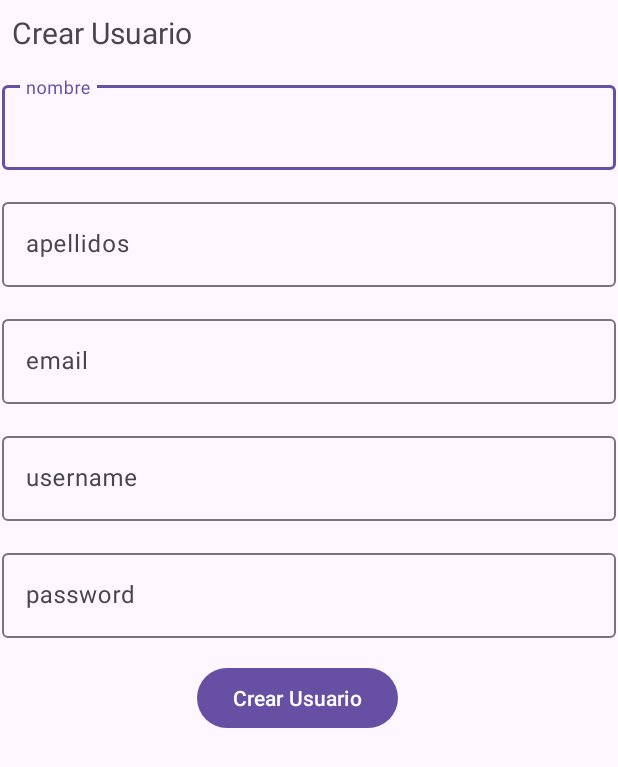
After one commit to Ivanmontesinos21/Proyecto_MiraVereda-Frontend-Android, an Android app: the NewUserActivity screen opened directly, with no data from a screen before it, on a phone screen of 412 x 824 dp. The commit adds this screen. Shown: the top 767 px of the screen. Run offline under Robolectric (Android 15) with nearby library versions, the phone set to English and light mode, and no system bars.

Commit message:
Primera parte Android

```diff
--- /dev/null
+++ b/app/src/main/java/com/example/miravereda/NewUserActivity.java
@@ -0,0 +1,74 @@
+package com.example.miravereda;
+
+import android.os.Bundle;
+import android.widget.Button;
+import android.widget.CalendarView;
+import android.widget.Toast;
+
+import androidx.activity.EdgeToEdge;
+import androidx.appcompat.app.AppCompatActivity;
+import androidx.core.graphics.Insets;
+import androidx.core.view.ViewCompat;
+import androidx.core.view.WindowInsetsCompat;
+
+import com.google.android.material.textfield.TextInputEditText;
+
+import java.util.Date;
+
+public class NewUserActivity extends AppCompatActivity {
+
+    private CuentaRepository cuentaRepository;
+
+    private Button crearusuario;
+
+    private TextInputEditText nombre;
+    private TextInputEditText apellidos;
+
+    private TextInputEditText mail;
+
+    private TextInputEditText username;
+
+    private CalendarView calendarView;
+
+    private TextInputEditText password;
+
+    @Override
+    protected void onCreate(Bundle savedInstanceState) {
+        super.onCreate(savedInstanceState);
+        EdgeToEdge.enable(this);
+        setContentView(R.layout.activity_new_user);
+        ViewCompat.setOnApplyWindowInsetsListener(findViewById(R.id.main), (v, insets) -> {
+            Insets systemBars = insets.getInsets(WindowInsetsCompat.Type.systemBars());
+            v.setPadding(systemBars.left, systemBars.top, systemBars.right, systemBars.bottom);
+            return insets;
+        });
+        crearusuario = findViewById(R.id.createUser);
+        nombre = findViewById(R.id.nombre);
+        apellidos = findViewById(R.id.apellidos);
+        mail = findViewById(R.id.mail);
+        username = findViewById(R.id.username);
+        password = findViewById(R.id.password);
+        //calendarView=findViewById(R.id.calendar);
+        crearusuario.setOnClickListener(v -> {
+            if (crearusuario.toString().isEmpty() || nombre.toString().isEmpty() || apellidos.toString().isEmpty() || mail.toString().isEmpty() ||
+                    username.toString().isEmpty() || password.toString().isEmpty()) {
+                Toast.makeText(this, "Porfavor rellena todos los campos son requeridos", Toast.LENGTH_LONG).show();
+            } else {
+                Cuenta cuenta = new Cuenta(
+                        username.getText().toString(),
+                        nombre.getText().toString(),
+                        apellidos.getText().toString(),
+                        new Date(),
+                        mail.getText().toString(),
+                        password.getText().toString()
+                );
+                cuentaRepository.anyadirCuentas(cuenta);
+
+
+            }
+
+        });
+
+
+    }
+}
--- /dev/null
+++ b/app/src/main/res/layout/activity_new_user.xml
@@ -0,0 +1,124 @@
+<?xml version="1.0" encoding="utf-8"?>
+<androidx.constraintlayout.widget.ConstraintLayout xmlns:android="http://schemas.android.com/apk/res/android"
+    xmlns:app="http://schemas.android.com/apk/res-auto"
+    xmlns:tools="http://schemas.android.com/tools"
+    android:id="@+id/main"
+    android:layout_width="match_parent"
+    android:layout_height="match_parent"
+    tools:context=".NewUserActivity">
+
+    <TextView
+        android:id="@+id/tView"
+        android:layout_width="wrap_content"
+        android:layout_height="wrap_content"
+        android:layout_marginStart="8dp"
+        android:layout_marginTop="8dp"
+        android:text="Crear Usuario"
+        android:textSize="20sp"
+        app:layout_constraintStart_toStartOf="parent"
+        app:layout_constraintTop_toTopOf="parent" />
+
+    <com.google.android.material.textfield.TextInputLayout
+        android:id="@+id/textInputLayout"
+        android:layout_width="409dp"
+        android:layout_height="wrap_content"
+        android:layout_marginStart="1dp"
+        android:layout_marginTop="16dp"
+        android:layout_marginEnd="1dp"
+        app:layout_constraintEnd_toEndOf="parent"
+        app:layout_constraintStart_toStartOf="parent"
+        app:layout_constraintTop_toBottomOf="@+id/tView">
+
+        <com.google.android.material.textfield.TextInputEditText
+            android:id="@+id/nombre"
+            android:layout_width="match_parent"
+            android:layout_height="wrap_content"
+            android:hint="nombre" />
+    </com.google.android.material.textfield.TextInputLayout>
+
+    <com.google.android.material.textfield.TextInputLayout
+        android:id="@+id/textInputLayout3"
+        android:layout_width="409dp"
+        android:layout_height="wrap_content"
+        android:layout_marginStart="1dp"
+        android:layout_marginTop="16dp"
+        android:layout_marginEnd="1dp"
+        app:layout_constraintEnd_toEndOf="parent"
+        app:layout_constraintStart_toStartOf="parent"
+        app:layout_constraintTop_toBottomOf="@+id/textInputLayout">
+
+        <com.google.android.material.textfield.TextInputEditText
+            android:id="@+id/apellidos"
+            android:layout_width="match_parent"
+            android:layout_height="wrap_content"
+            android:hint="apellidos" />
+    </com.google.android.material.textfield.TextInputLayout>
+
+    <com.google.android.material.textfield.TextInputLayout
+        android:id="@+id/textInputLayout4"
+        android:layout_width="409dp"
+        android:layout_height="wrap_content"
+        android:layout_marginStart="1dp"
+        android:layout_marginTop="16dp"
+        android:layout_marginEnd="1dp"
+        app:layout_constraintEnd_toEndOf="parent"
+        app:layout_constraintStart_toStartOf="parent"
+        app:layout_constraintTop_toBottomOf="@+id/textInputLayout3">
+
+        <com.google.android.material.textfield.TextInputEditText
+            android:id="@+id/mail"
+            android:layout_width="match_parent"
+            android:layout_height="wrap_content"
+            android:hint="email" />
+    </com.google.android.material.textfield.TextInputLayout>
+
+    <com.google.android.material.textfield.TextInputLayout
+        android:id="@+id/textInputLayout5"
+        android:layout_width="409dp"
+        android:layout_height="wrap_content"
+        android:layout_marginStart="1dp"
+        android:layout_marginTop="16dp"
+        android:layout_marginEnd="1dp"
+        app:layout_constraintEnd_toEndOf="parent"
+        app:layout_constraintStart_toStartOf="parent"
+        app:layout_constraintTop_toBottomOf="@+id/textInputLayout4">
+
+        <com.google.android.material.textfield.TextInputEditText
+            android:id="@+id/username"
+            android:layout_width="match_parent"
+            android:layout_height="wrap_content"
+            android:hint="username" />
+    </com.google.android.material.textfield.TextInputLayout>
+
+    <com.google.android.material.textfield.TextInputLayout
+        android:id="@+id/textInputLayout6"
+        android:layout_width="409dp"
+        android:layout_height="wrap_content"
+        android:layout_marginStart="1dp"
+        android:layout_marginTop="16dp"
+        android:layout_marginEnd="1dp"
+        app:layout_constraintEnd_toEndOf="parent"
+        app:layout_constraintStart_toStartOf="parent"
+        app:layout_constraintTop_toBottomOf="@+id/textInputLayout5">
+
+        <com.google.android.material.textfield.TextInputEditText
+            android:id="@+id/password"
+            android:layout_width="match_parent"
+            android:layout_height="wrap_content"
+            android:hint="password" />
+    </com.google.android.material.textfield.TextInputLayout>
+
+    <Button
+        android:id="@+id/createUser"
+        android:layout_width="wrap_content"
+        android:layout_height="wrap_content"
+        android:layout_marginStart="32dp"
+        android:layout_marginTop="16dp"
+        android:layout_marginEnd="32dp"
+        android:text="Crear Usuario"
+        app:layout_constraintEnd_toEndOf="parent"
+        app:layout_constraintHorizontal_bias="0.464"
+        app:layout_constraintStart_toStartOf="parent"
+        app:layout_constraintTop_toBottomOf="@+id/textInputLayout6" />
+
+</androidx.constraintlayout.widget.ConstraintLayout>
```
Also changed, not shown: app/src/main/java/com/example/miravereda/Cuenta.java (added, +94 -0 lines), app/src/main/java/com/example/miravereda/CuentaRepository.java (added, +19 -0 lines), app/src/main/java/com/example/miravereda/MainActivity.java (+53 -0 lines), app/src/main/java/com/example/miravereda/VistaPeliculaActivity.java (+5 -5 lines), app/src/main/res/layout/activity_main.xml (+71 -2 lines).
